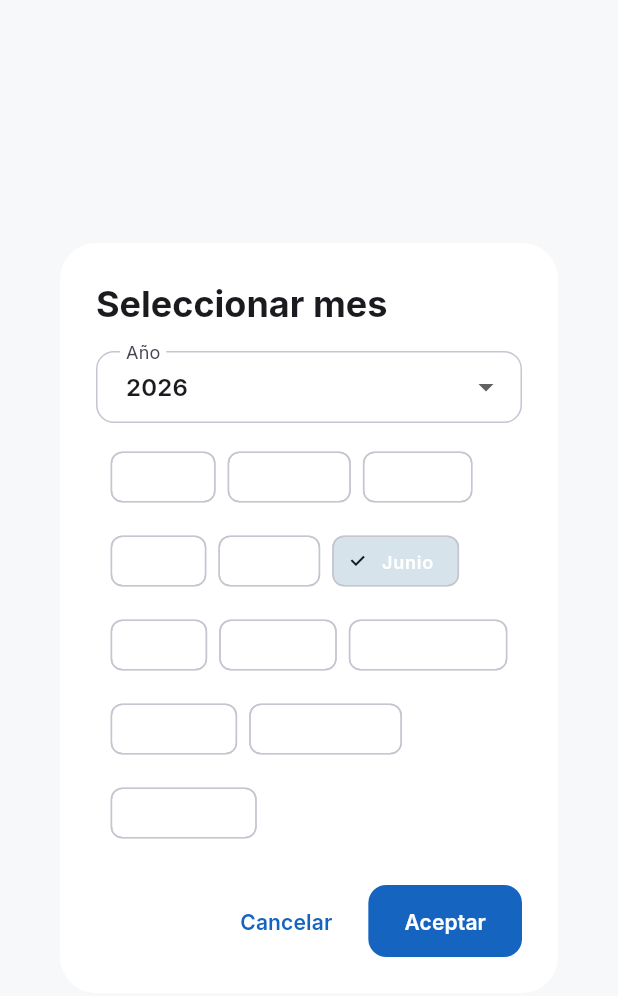
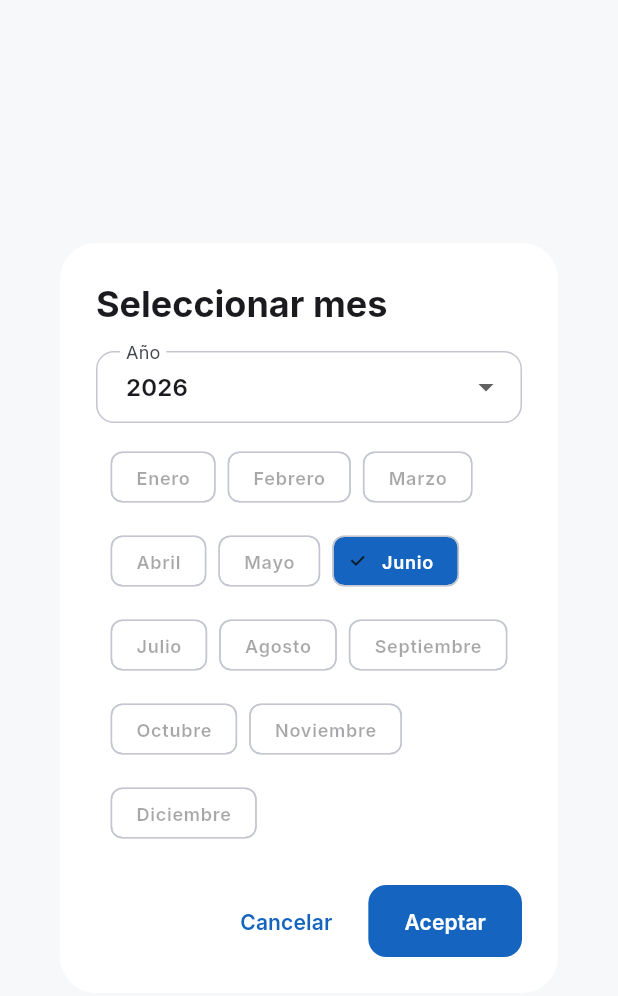
Before and after one commit to Agustin-Islas/Frontend-Dialysis-Record-System-Flutter, a Flutter app: the _MonthYearPickerDialog widget shown alone on an empty page, opened directly with empty values, on a phone screen of 412 x 824 dp. Shown: the top 996 px of the screen. Run offline on Flutter 3.47's test engine with Material 3 defaults, Android fonts, the phone set to English and light mode, and no system bars; our stand-ins replace dio, flutter_animate, flutter_riverpod, flutter_secure_storage, go_router, google_fonts and 6 more; missing offline and left inert: phosphoricons_flutter, universal_html; accounts and stored records are empty; network calls fail.

Commit message:
fix calendario y renombre de proyecto a RenApp

```diff
--- a/lib/app.dart
+++ b/lib/app.dart
@@ -16,7 +16,7 @@ class App extends ConsumerWidget {
     final router = ref.watch(routerProvider);
 
     return MaterialApp.router(
-      title: 'Dialysis Record',
+      title: 'RenApp',
       debugShowCheckedModeBanner: false,
       theme: AppTheme.light,
       routerConfig: router,
--- a/lib/core/design/app_theme.dart
+++ b/lib/core/design/app_theme.dart
@@ -3,7 +3,7 @@ import 'app_colors.dart';
 import 'app_spacing.dart';
 import 'app_typography.dart';
 
-/// Central Material 3 ThemeData for Dialysis Record.
+/// Central Material 3 ThemeData for RenApp.
 ///
 /// Unifies color, typography, spacing, and component themes
 /// into a single consistent design system.
--- a/lib/features/auth/views/login_screen.dart
+++ b/lib/features/auth/views/login_screen.dart
@@ -100,7 +100,7 @@ class _LoginScreenState extends ConsumerState<LoginScreen> {
                           ),
                       const SizedBox(height: AppSpacing.md),
                       Text(
-                        'Dialysis Record',
+                        'RenApp',
                         style: Theme.of(context).textTheme.headlineMedium?.copyWith(
                           fontWeight: FontWeight.w800,
                           color: scheme.primary,
--- a/lib/features/doctors/views/patient_detail_for_doctor_screen.dart
+++ b/lib/features/doctors/views/patient_detail_for_doctor_screen.dart
@@ -734,9 +734,18 @@ class _MonthYearPickerDialogState extends State<_MonthYearPickerDialog> {
               runSpacing: AppSpacing.sm,
               children: List.generate(12, (index) {
                 final month = index + 1;
+                final isSelected = selectedMonth == month;
                 return ChoiceChip(
-                  label: Text(monthNames[index]),
-                  selected: selectedMonth == month,
+                  label: Text(
+                    monthNames[index],
+                    style: TextStyle(
+                      color: isSelected
+                          ? Theme.of(context).colorScheme.onPrimary
+                          : Theme.of(context).colorScheme.onSurface,
+                    ),
+                  ),
+                  selectedColor: Theme.of(context).colorScheme.primary,
+                  selected: isSelected,
                   onSelected: _isMonthEnabled(month) ? (_) => setState(() => selectedMonth = month) : null,
                 );
               }),
--- a/lib/features/reports/four_weeks_dialysis_pdf_service.dart
+++ b/lib/features/reports/four_weeks_dialysis_pdf_service.dart
@@ -42,7 +42,7 @@ class FourWeeksDialysisPdfService {
           _recordsTable(_groupByDate(sorted)),
           pw.SizedBox(height: 10),
           pw.Text(
-            'Reporte generado digitalmente desde Dialysis Record App.',
+            'Reporte generado digitalmente desde RenApp.',
             style: const pw.TextStyle(fontSize: 8, color: PdfColors.grey700),
           ),
         ],
--- a/lib/features/reports/monthly_dialysis_pdf_service.dart
+++ b/lib/features/reports/monthly_dialysis_pdf_service.dart
@@ -39,7 +39,7 @@ class MonthlyDialysisPdfService {
           _recordsTable(_groupByDate(sorted)),
           pw.SizedBox(height: 10),
           pw.Text(
-            'Reporte generado digitalmente desde Dialysis Record App.',
+            'Reporte generado digitalmente desde RenApp.',
             style: const pw.TextStyle(fontSize: 8, color: PdfColors.grey700),
           ),
         ],
```
Also changed, not shown: lib/features/patients/views/patient_history_screen.dart (+11 -2 lines), 5 other files.
